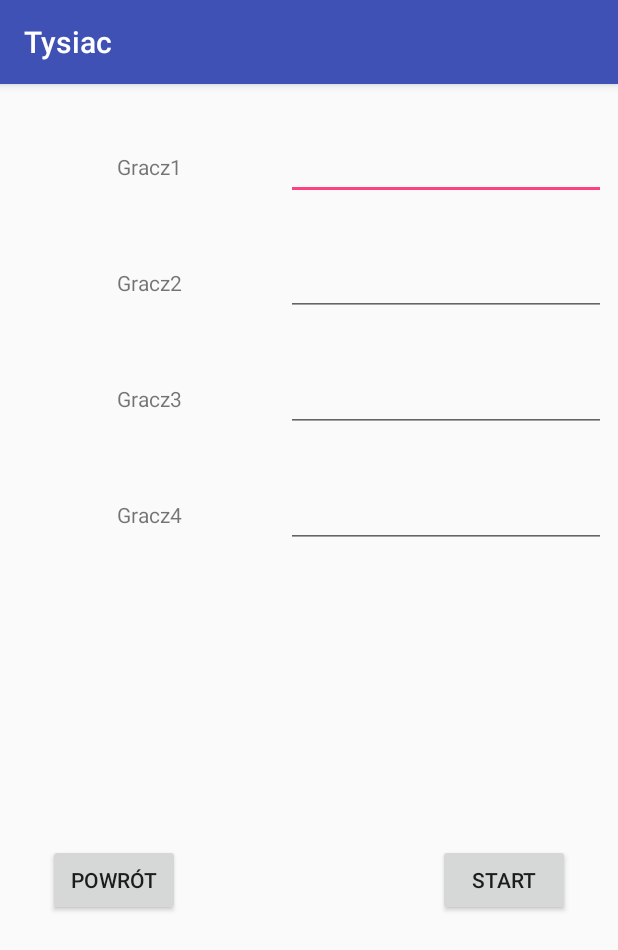
After one commit to marohcab/Tysiac, an Android app: the NewGame screen opened directly, with no data from a screen before it, on a phone screen of 412 x 824 dp. The commit adds this screen. Shown: the top 950 px of the screen. Run offline under Robolectric (Android 15) with nearby library versions, the phone set to English and light mode, and no system bars.

Commit message:
Mateusz Bachor

```diff
--- a/app/src/main/AndroidManifest.xml
+++ b/app/src/main/AndroidManifest.xml
@@ -16,6 +16,7 @@
                 <category android:name="android.intent.category.LAUNCHER" />
             </intent-filter>
         </activity>
+        <activity android:name=".NewGame"></activity>
     </application>
 
 </manifest>
--- /dev/null
+++ b/app/src/main/java/com/example/bachor/tysiac/NewGame.java
@@ -0,0 +1,78 @@
+package com.example.bachor.tysiac;
+
+import android.support.v7.app.AlertDialog;
+import android.support.v7.app.AppCompatActivity;
+import android.os.Bundle;
+import android.view.View;
+import android.widget.Button;
+import android.widget.EditText;
+
+public class NewGame extends AppCompatActivity {
+
+    Button btnStart, btnBack;
+
+    EditText nazwaG1, nazwaG2, nazwaG3, nazwaG4;
+
+
+    @Override
+    protected void onCreate(Bundle savedInstanceState) {
+        super.onCreate(savedInstanceState);
+        setContentView(R.layout.activity_new_game);
+        nazwaG1 = (EditText)findViewById(R.id.edit_NazwaGracz1);
+        nazwaG2 = (EditText)findViewById(R.id.edit_NazwaGracz2);
+        nazwaG3 = (EditText)findViewById(R.id.edit_NazwaGracz3);
+        nazwaG4 = (EditText)findViewById(R.id.edit_NazwaGracz4);
+        btnStart = (Button)findViewById(R.id.button_Start);
+        btnBack = (Button)findViewById(R.id.button_Back);
+
+    }
+
+    private int iluGraczy() {
+        int wynik=0;
+        if(nazwaG1.getText().toString()!="")
+            wynik++;
+        if(nazwaG2.getText().toString()!="")
+            wynik++;
+        if(nazwaG3.getText().toString()!="")
+            wynik++;
+        if(nazwaG4.getText().toString()!="")
+            wynik++;
+        return wynik;
+
+    }
+
+    private void pressStart(){
+        btnStart.setOnClickListener(
+                new View.OnClickListener() {
+                    @Override
+                    public void onClick(View view) {
+                        Start(iluGraczy());
+                    }
+                }
+        );
+    }
+
+    private void Start(int gracze) {
+        switch (gracze){
+            case 1:
+            {showMessage("Błąd", "Minimalna ilość graczy to: 2");}
+            case 2:
+            {}
+            case 3:
+            {}
+            case 4:
+            {}
+            default:
+            {}
+
+        }
+    }
+
+    public void showMessage(String title, String message){
+        AlertDialog.Builder builder  = new AlertDialog.Builder(this);
+        builder.setCancelable(true);
+        builder.setTitle(title);
+        builder.setMessage(message);
+        builder.show();
+    }
+}
--- /dev/null
+++ b/app/src/main/res/layout/activity_new_game.xml
@@ -0,0 +1,133 @@
+<?xml version="1.0" encoding="utf-8"?>
+<android.support.constraint.ConstraintLayout xmlns:android="http://schemas.android.com/apk/res/android"
+    xmlns:app="http://schemas.android.com/apk/res-auto"
+    xmlns:tools="http://schemas.android.com/tools"
+    android:layout_width="match_parent"
+    android:layout_height="match_parent"
+    tools:context="com.example.bachor.tysiac.NewGame">
+
+    <Button
+        android:id="@+id/button_Start"
+        android:layout_width="wrap_content"
+        android:layout_height="wrap_content"
+        android:layout_marginBottom="8dp"
+        android:layout_marginRight="32dp"
+        android:layout_marginTop="8dp"
+        android:text="Start"
+        app:layout_constraintBottom_toBottomOf="@+id/button_Back"
+        app:layout_constraintRight_toRightOf="parent"
+        app:layout_constraintTop_toTopOf="@+id/button_Back" />
+
+    <Button
+        android:id="@+id/button_Back"
+        android:layout_width="wrap_content"
+        android:layout_height="wrap_content"
+        android:layout_marginBottom="8dp"
+        android:layout_marginLeft="32dp"
+        android:layout_marginTop="8dp"
+        android:text="Powrót"
+        app:layout_constraintBottom_toBottomOf="parent"
+        app:layout_constraintLeft_toLeftOf="parent"
+        app:layout_constraintTop_toBottomOf="@+id/textView4"
+        app:layout_constraintVertical_bias="0.496" />
+
+    <TextView
+        android:id="@+id/textView"
+        android:layout_width="wrap_content"
+        android:layout_height="wrap_content"
+        android:layout_marginBottom="8dp"
+        android:layout_marginLeft="16dp"
+        android:layout_marginRight="8dp"
+        android:layout_marginTop="8dp"
+        android:text="Gracz2"
+        app:layout_constraintBottom_toBottomOf="@+id/edit_NazwaGracz2"
+        app:layout_constraintLeft_toLeftOf="parent"
+        app:layout_constraintRight_toLeftOf="@+id/edit_NazwaGracz2"
+        app:layout_constraintTop_toTopOf="@+id/edit_NazwaGracz2" />
+
+    <TextView
+        android:id="@+id/textView2"
+        android:layout_width="wrap_content"
+        android:layout_height="wrap_content"
+        android:layout_marginBottom="8dp"
+        android:layout_marginLeft="16dp"
+        android:layout_marginRight="8dp"
+        android:layout_marginTop="8dp"
+        android:text="Gracz1"
+        app:layout_constraintBottom_toBottomOf="@+id/edit_NazwaGracz1"
+        app:layout_constraintLeft_toLeftOf="parent"
+        app:layout_constraintRight_toLeftOf="@+id/edit_NazwaGracz1"
+        app:layout_constraintTop_toTopOf="@+id/edit_NazwaGracz1" />
+
+    <TextView
+        android:id="@+id/textView3"
+        android:layout_width="wrap_content"
+        android:layout_height="wrap_content"
+        android:layout_marginBottom="8dp"
+        android:layout_marginLeft="16dp"
+        android:layout_marginRight="8dp"
+        android:layout_marginTop="8dp"
+        android:text="Gracz3"
+        app:layout_constraintBottom_toBottomOf="@+id/edit_NazwaGracz3"
+        app:layout_constraintLeft_toLeftOf="parent"
+        app:layout_constraintRight_toLeftOf="@+id/edit_NazwaGracz3"
+        app:layout_constraintTop_toTopOf="@+id/edit_NazwaGracz3" />
+
+    <TextView
+        android:id="@+id/textView4"
+        android:layout_width="wrap_content"
+        android:layout_height="wrap_content"
+        android:layout_marginBottom="8dp"
+        android:layout_marginLeft="16dp"
+        android:layout_marginRight="8dp"
+        android:layout_marginTop="8dp"
+        android:text="Gracz4"
+        app:layout_constraintBottom_toBottomOf="@+id/edit_NazwaGracz4"
+        app:layout_constraintLeft_toLeftOf="parent"
+        app:layout_constraintRight_toLeftOf="@+id/edit_NazwaGracz4"
+        app:layout_constraintTop_toTopOf="@+id/edit_NazwaGracz4" />
+
+    <EditText
+        android:id="@+id/edit_NazwaGracz1"
+        android:layout_width="wrap_content"
+        android:layout_height="wrap_content"
+        android:layout_marginRight="8dp"
+        android:layout_marginTop="32dp"
+        android:ems="10"
+        android:inputType="textPersonName"
+        app:layout_constraintRight_toRightOf="parent"
+        app:layout_constraintTop_toTopOf="parent" />
+
+    <EditText
+        android:id="@+id/edit_NazwaGracz2"
+        android:layout_width="wrap_content"
+        android:layout_height="wrap_content"
+        android:layout_marginRight="8dp"
+        android:layout_marginTop="32dp"
+        android:ems="10"
+        android:inputType="textPersonName"
+        app:layout_constraintRight_toRightOf="parent"
+        app:layout_constraintTop_toBottomOf="@+id/edit_NazwaGracz1" />
+
+    <EditText
+        android:id="@+id/edit_NazwaGracz3"
+        android:layout_width="wrap_content"
+        android:layout_height="wrap_content"
+        android:layout_marginRight="8dp"
+        android:layout_marginTop="32dp"
+        android:ems="10"
+        android:inputType="textPersonName"
+        app:layout_constraintRight_toRightOf="parent"
+        app:layout_constraintTop_toBottomOf="@+id/edit_NazwaGracz2" />
+
+    <EditText
+        android:id="@+id/edit_NazwaGracz4"
+        android:layout_width="wrap_content"
+        android:layout_height="wrap_content"
+        android:layout_marginRight="8dp"
+        android:layout_marginTop="32dp"
+        android:ems="10"
+        android:inputType="textPersonName"
+        app:layout_constraintRight_toRightOf="parent"
+        app:layout_constraintTop_toBottomOf="@+id/edit_NazwaGracz3" />
+</android.support.constraint.ConstraintLayout>
```
Also changed, not shown: app/src/main/java/com/example/bachor/tysiac/MainActivity.java (+46 -0 lines), app/src/main/res/layout/activity_main.xml (+29 -3 lines).
